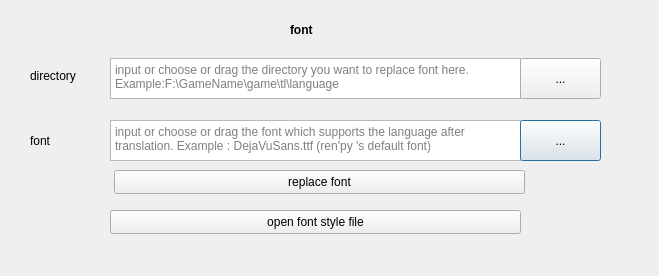
The window that src/font_replace.ui (anonymousException/renpy-translator) describes before a commit, drawn with Qt 5.
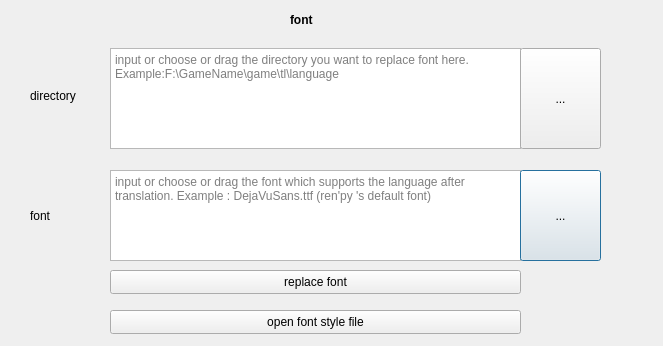
The same window after the commit.

```diff
--- a/src/font_replace.ui
+++ b/src/font_replace.ui
@@ -6,8 +6,8 @@
    <rect>
     <x>0</x>
     <y>0</y>
-    <width>659</width>
-    <height>276</height>
+    <width>663</width>
+    <height>346</height>
    </rect>
   </property>
   <property name="windowTitle">
@@ -17,9 +17,9 @@
    <property name="geometry">
     <rect>
      <x>30</x>
-     <y>20</y>
+     <y>10</y>
      <width>600</width>
-     <height>220</height>
+     <height>331</height>
     </rect>
    </property>
    <property name="minimumSize">
@@ -50,9 +50,9 @@
     <property name="geometry">
      <rect>
       <x>80</x>
-      <y>100</y>
+      <y>160</y>
       <width>411</width>
-      <height>41</height>
+      <height>91</height>
      </rect>
     </property>
     <property name="placeholderText">
@@ -63,7 +63,7 @@
     <property name="geometry">
      <rect>
       <x>0</x>
-      <y>105</y>
+      <y>190</y>
       <width>81</width>
       <height>31</height>
      </rect>
@@ -79,9 +79,9 @@
     <property name="geometry">
      <rect>
       <x>490</x>
-      <y>100</y>
+      <y>160</y>
       <width>81</width>
-      <height>41</height>
+      <height>91</height>
      </rect>
     </property>
     <property name="text">
@@ -91,8 +91,8 @@
    <widget class="QPushButton" name="replaceFontBtn">
     <property name="geometry">
      <rect>
-      <x>84</x>
-      <y>150</y>
+      <x>80</x>
+      <y>260</y>
       <width>411</width>
       <height>24</height>
      </rect>
@@ -105,7 +105,7 @@
     <property name="geometry">
      <rect>
       <x>80</x>
-      <y>190</y>
+      <y>300</y>
       <width>411</width>
       <height>24</height>
      </rect>
@@ -118,7 +118,7 @@
     <property name="geometry">
      <rect>
       <x>0</x>
-      <y>40</y>
+      <y>70</y>
       <width>81</width>
       <height>31</height>
      </rect>
@@ -136,7 +136,7 @@
       <x>80</x>
       <y>38</y>
       <width>411</width>
-      <height>41</height>
+      <height>101</height>
      </rect>
     </property>
     <property name="placeholderText">
@@ -149,7 +149,7 @@
       <x>490</x>
       <y>38</y>
       <width>81</width>
-      <height>41</height>
+      <height>101</height>
      </rect>
     </property>
     <property name="text">
```
